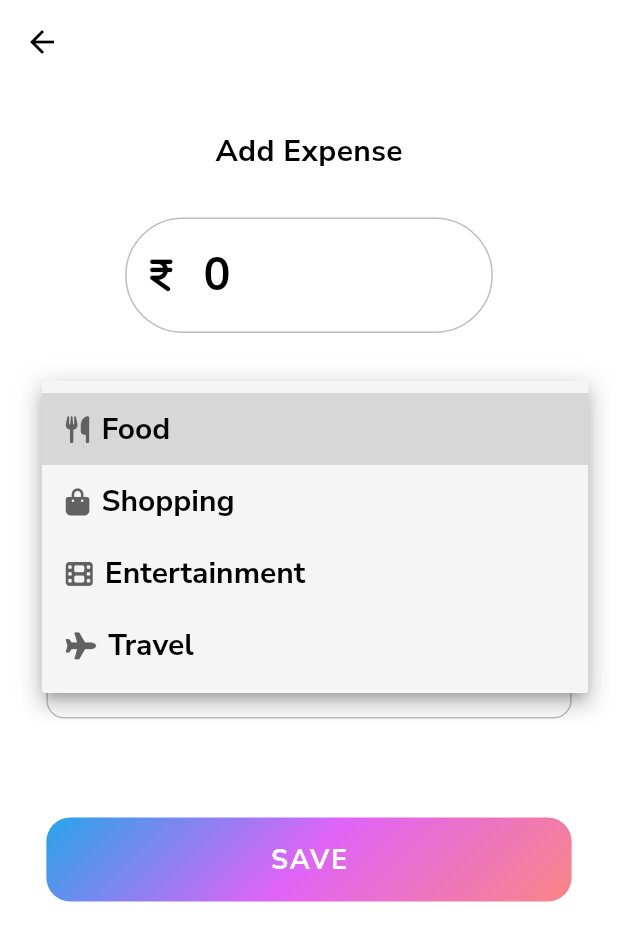
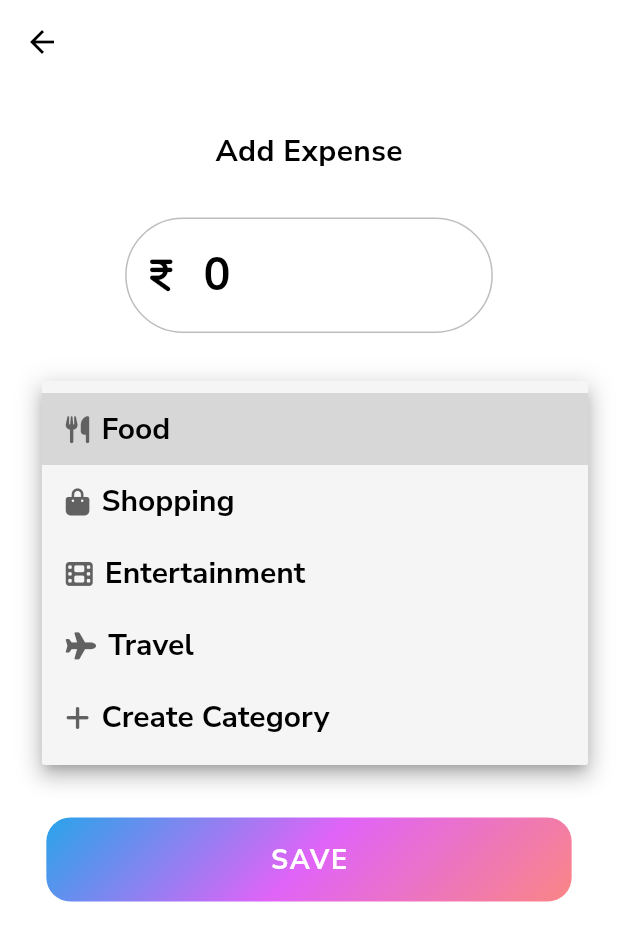
Before and after one commit to Mukesh865/WalletWise, a Flutter app: the AddExpenseScreen screen opened directly, after a tap on "Category", on a phone screen of 412 x 824 dp. Shown: the top 941 px of the screen. Run offline on Flutter 3.47's test engine with Material 3 defaults, Android fonts, the phone set to English and light mode, and no system bars; our stand-ins replace fl_chart, font_awesome_flutter, google_fonts.

Commit message:
improved the ui fo add expense screen

```diff
--- a/lib/screen/add_expense_screen.dart
+++ b/lib/screen/add_expense_screen.dart
@@ -17,7 +17,7 @@ class _AddExpenseScreenState extends State<AddExpenseScreen> {
   TextEditingController addNoteController = TextEditingController();
 
   String? selectedCategory;
-  List<String> categories = ['Food', 'Shopping', 'Entertainment', 'Travel'];
+  List<String> categories = ['Food', 'Shopping', 'Entertainment', 'Travel', 'Create Category'];
 
   @override
   void initState() {
@@ -55,6 +55,7 @@ class _AddExpenseScreenState extends State<AddExpenseScreen> {
                     textAlign: TextAlign.left,
                     controller: addExpenseController,
                     decoration: InputDecoration(
+                      fillColor: Colors.white,
                       prefixIcon: const Icon(FontAwesomeIcons.indianRupeeSign),
                       hintText: '0',
                       hintStyle: GoogleFonts.nunitoSans(
@@ -128,6 +129,9 @@ class _AddExpenseScreenState extends State<AddExpenseScreen> {
                               break;
                             case 'Travel':
                               icon = FontAwesomeIcons.plane;
+                              break;
+                            case 'Create Category':
+                              icon = FontAwesomeIcons.add;
                               break;
                             default:
                               icon = FontAwesomeIcons.question;
```
